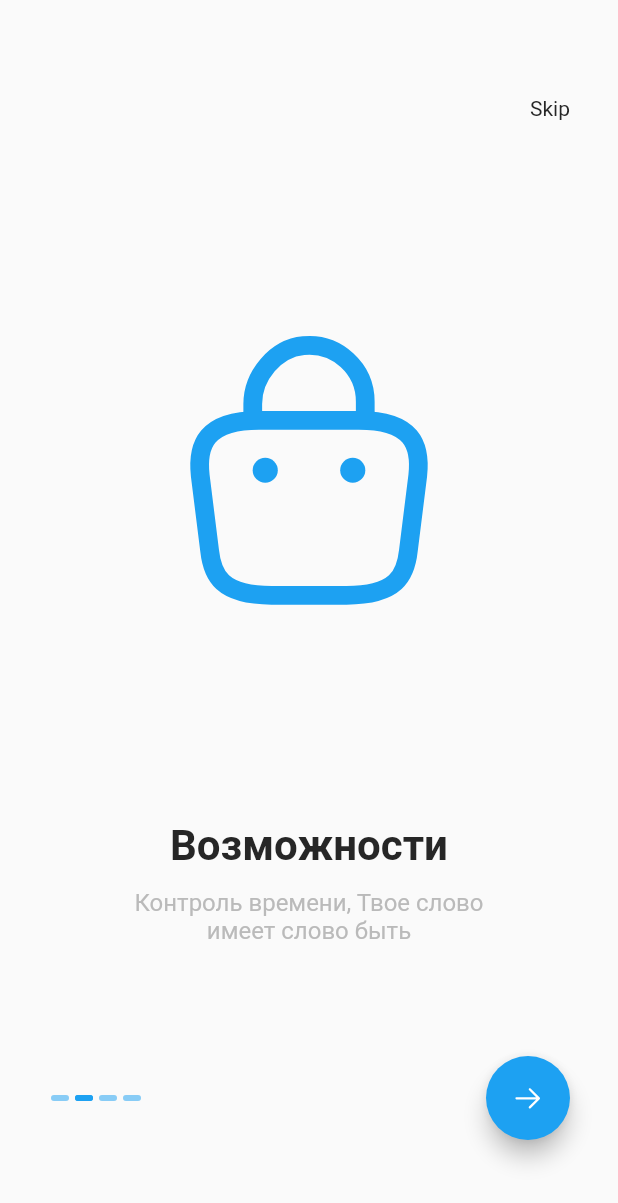
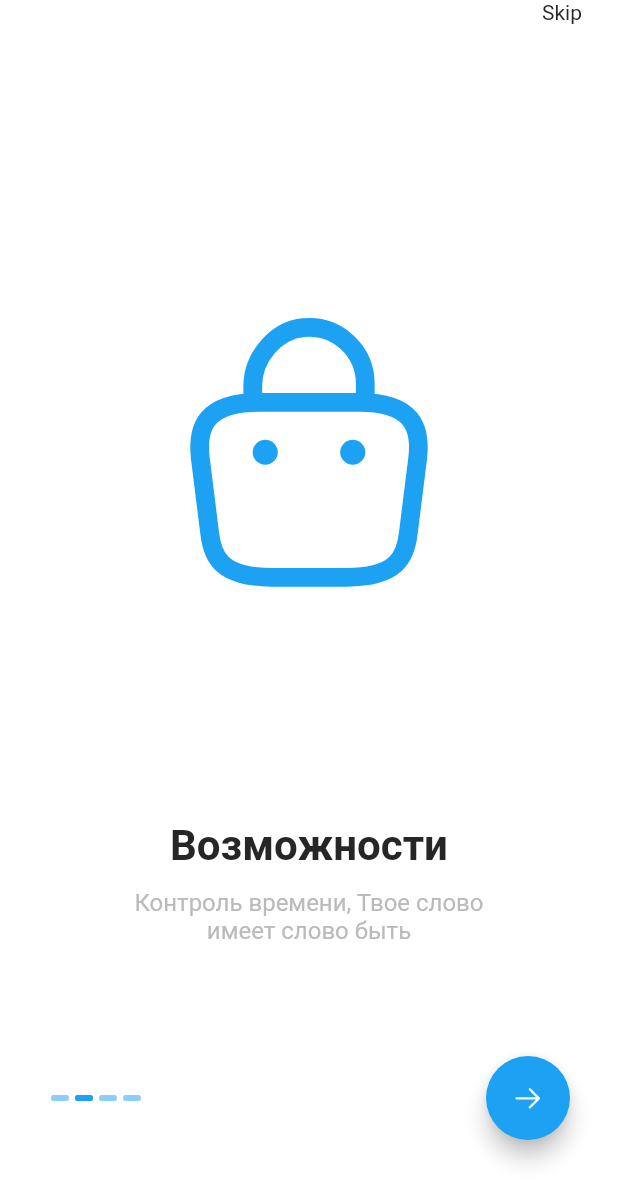
Before and after one commit to bobirbek1/Dwed, a Flutter app: the screen it shows after launch, after a tap on an icon or button, on a phone screen of 412 x 824 dp. Shown: the top 1203 px of the screen. Run offline on Flutter 3.47's test engine with Material 2 defaults, Android fonts, the phone set to English and light mode, and no system bars; our stand-ins replace connectivity_plus, dartz, dio, equatable, flutter_svg, get and 2 more; network calls fail; project files that could hold a hidden picture were left out.

Commit message:
fix: errors

```diff
--- a/lib/app.dart
+++ b/lib/app.dart
@@ -1,6 +1,12 @@
+import 'package:flutter/cupertino.dart';
 import 'package:flutter/material.dart';
+import 'package:flutter/services.dart';
+import 'package:flutter_template/app/app_colors.dart';
 import 'package:flutter_template/app/app_pages.dart';
 import 'package:flutter_template/app/app_routes.dart';
+import 'package:flutter_template/src/domain/usecase/login.dart';
+import 'package:flutter_template/src/presentation/pages/login/login/login_page.dart';
+import 'package:flutter_template/src/presentation/pages/splash/on_boarding_page.dart';
 import 'package:get/get_navigation/src/root/get_material_app.dart';
 
 import 'core/utils/locale_string.dart';
@@ -10,16 +16,16 @@ class MyApp extends StatelessWidget {
 
   @override
   Widget build(BuildContext context) {
-
     return GetMaterialApp(
+      debugShowCheckedModeBanner: false,
       translations: LocaleString(),
       locale: const Locale('en', 'US'),
       fallbackLocale: const Locale('en', 'US'),
       title: "Flutter architect template",
       theme: ThemeData(
-        primaryColor: Colors.green.shade800,
-        accentColor: Colors.green.shade600,
+        primarySwatch: Colors.blue,
       ),
+      themeMode: ThemeMode.system,
       initialRoute: AppRoutes.SPLASH,
       getPages: AppPages.getPages,
     );
--- a/lib/main.dart
+++ b/lib/main.dart
@@ -1,11 +1,16 @@
 import 'package:flutter/material.dart';
+import 'package:flutter/services.dart';
 import 'package:flutter_template/app.dart';
 
 import 'injection_container.dart' as di;
 
 void main(List<String> args) async {
+  // WidgetsFlutterBinding.ensureInitialized();
   WidgetsFlutterBinding.ensureInitialized();
-
+  SystemChrome.setSystemUIOverlayStyle(const SystemUiOverlayStyle(
+    statusBarColor: Colors.transparent,
+    // statusBarIconBrightness: Brightness.light,
+  ));
   // Initialize the injection container
   await di.init();
   print("main function worked after init");
--- a/lib/src/presentation/pages/login/login/login_page.dart
+++ b/lib/src/presentation/pages/login/login/login_page.dart
@@ -1,4 +1,5 @@
 import 'package:flutter/material.dart';
+import 'package:flutter/services.dart';
 import 'package:flutter_template/app/app_colors.dart';
 import 'package:flutter_template/app/app_routes.dart';
 import 'package:flutter_template/core/utils/size_config.dart';
@@ -14,6 +15,8 @@ class LoginPage extends StatelessWidget {
 
   @override
   Widget build(BuildContext context) {
+    // SystemChrome.setSystemUIOverlayStyle(SystemUiOverlayStyle.light);
+
     SizeConfig().init(context);
     return LoginPageSkeleton(
       canBack: false,
--- a/lib/src/presentation/pages/splash/on_boarding_page.dart
+++ b/lib/src/presentation/pages/splash/on_boarding_page.dart
@@ -1,4 +1,5 @@
 import 'package:flutter/material.dart';
+import 'package:flutter/services.dart';
 import 'package:flutter_svg/svg.dart';
 import 'package:flutter_template/app/app_colors.dart';
 import 'package:flutter_template/app/app_routes.dart';
@@ -20,18 +21,19 @@ class _OnBoardingPageState extends State<OnBoardingPage> {
   @override
   Widget build(BuildContext context) {
     return Scaffold(
-      body: Column(
-        children: <Widget>[
-          Row(
-            children:  [
-              const Expanded(child: SizedBox()),
+      appBar: AppBar(
+        backgroundColor: AppColors.WHITE,
+        elevation: 0,
+        systemOverlayStyle: SystemUiOverlayStyle.dark,
+        actions: [
               Padding(
-                padding: const EdgeInsets.only(right: 32.0, top: 64),
+                padding: const EdgeInsets.only(right: 24),
                 child: InkWell(
-                  onTap: (){
+                  onTap: () {
+
                     Get.offAllNamed(AppRoutes.LOGIN);
                   },
-                  child:  Text(
+                  child: Text(
                     "otkazish".tr,
                     style: const TextStyle(
                       color: AppColors.BLACK,
@@ -41,8 +43,11 @@ class _OnBoardingPageState extends State<OnBoardingPage> {
                   ),
                 ),
               ),
-            ],
-          ),
+        ],
+      ),
+      backgroundColor: AppColors.WHITE,
+      body: Column(
+        children: <Widget>[
           Expanded(
             child: PageView.builder(
               itemCount: 4,
```
Also changed, not shown: lib/src/presentation/pages/login/create_account/create_account_address.dart (+3 -12 lines), lib/src/presentation/pages/login/create_account/create_account_specialty.dart (+3 -12 lines), lib/src/presentation/widgets/login/login_page_skeleton.dart (+27 -8 lines).
